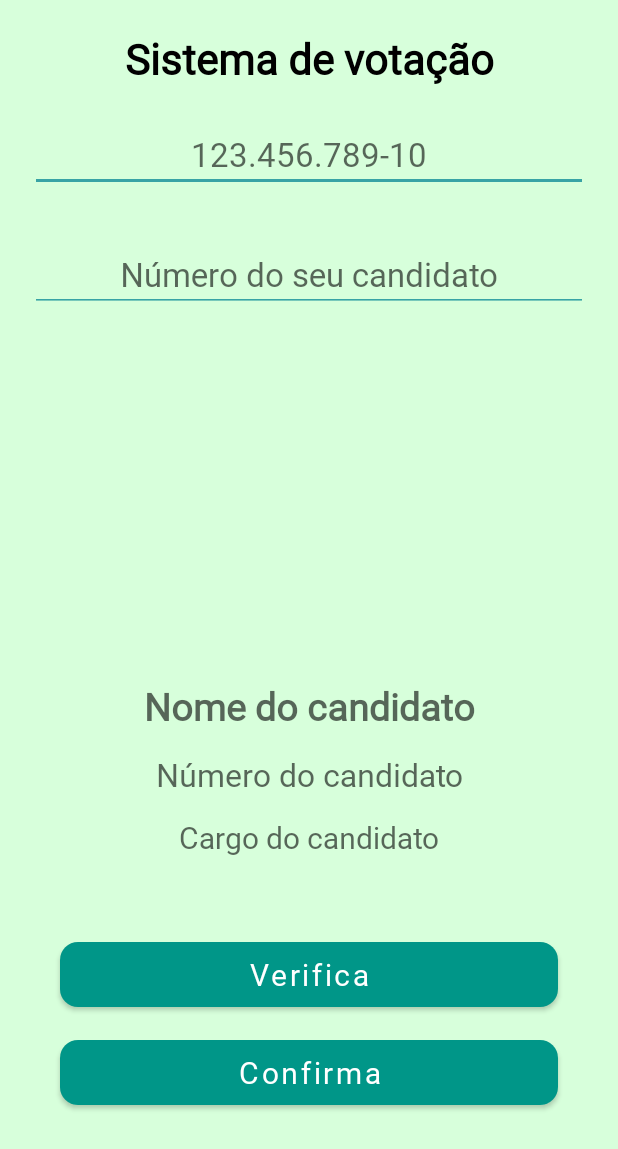
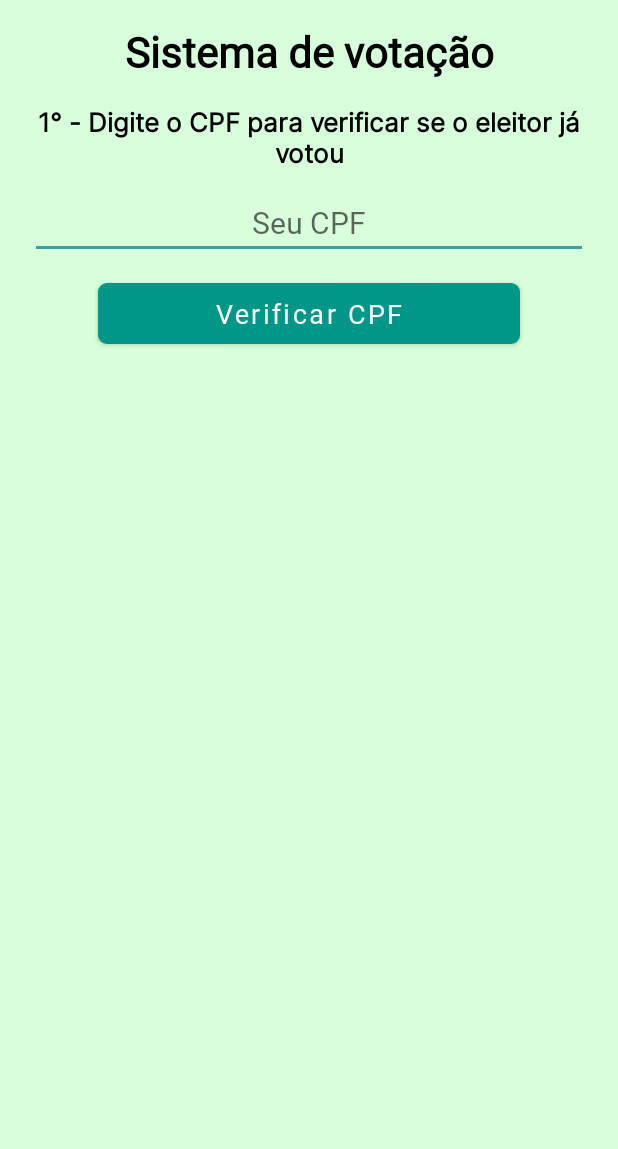
Before and after one commit to theobarretosilva/UrnaEletronica, an Android app: the screen it shows after launch (MainActivity), on a phone screen of 412 x 824 dp. Shown: the top 1149 px of the screen. Run offline under Robolectric (Android 15) with nearby library versions, the phone set to English and light mode, and no system bars; our stand-ins replace Firebase (no records; nobody signed in at launch, a user with empty details on screens opened directly); libraries missing offline, so code that uses them is left out: org.checkerframework.checker.

Commit message:
quase pronto

```diff
--- a/app/build.gradle
+++ b/app/build.gradle
@@ -35,12 +35,11 @@ dependencies {
     implementation 'androidx.constraintlayout:constraintlayout:2.1.4'
     implementation 'com.google.firebase:firebase-auth:21.0.8'
     implementation 'com.google.firebase:firebase-firestore:24.3.1'
+    implementation 'com.google.firebase:firebase-database:20.1.0'
     testImplementation 'junit:junit:4.+'
     androidTestImplementation 'androidx.test.ext:junit:1.1.3'
     androidTestImplementation 'androidx.test.espresso:espresso-core:3.4.0'
 
     implementation platform('com.google.firebase:firebase-bom:30.4.1')
     implementation 'com.google.firebase:firebase-analytics'
-
-    implementation 'com.github.santalu:maskara:1.0.0'
 }
--- a/app/src/main/res/layout/activity_main.xml
+++ b/app/src/main/res/layout/activity_main.xml
@@ -12,26 +12,26 @@
         android:layout_width="0dp"
         android:layout_height="wrap_content"
         android:layout_marginStart="20dp"
-        android:layout_marginTop="20dp"
+        android:layout_marginTop="10dp"
         android:layout_marginEnd="20dp"
+        android:backgroundTint="#38A3A5"
         android:ems="10"
-        android:hint="123.456.789-10"
+        android:hint="Seu CPF"
         android:inputType="number"
         android:textAlignment="center"
-        android:textSize="22sp"
         android:textColor="#000000"
-        android:backgroundTint="#38A3A5"
+        android:textSize="20sp"
         app:fontFamily="@font/arbutus_slab"
         app:layout_constraintEnd_toEndOf="parent"
         app:layout_constraintHorizontal_bias="0.0"
         app:layout_constraintStart_toStartOf="parent"
-        app:layout_constraintTop_toBottomOf="@+id/textView" />
+        app:layout_constraintTop_toBottomOf="@+id/textView2" />
 
     <TextView
         android:id="@+id/textView"
         android:layout_width="wrap_content"
         android:layout_height="wrap_content"
-        android:layout_marginTop="20dp"
+        android:layout_marginTop="15dp"
         android:text="Sistema de votação"
         android:textColor="#000000"
         android:textSize="28sp"
@@ -46,41 +46,45 @@
         android:layout_width="0dp"
         android:layout_height="wrap_content"
         android:layout_marginStart="20dp"
-        android:layout_marginTop="30dp"
+        android:layout_marginTop="10dp"
         android:layout_marginEnd="20dp"
+        android:backgroundTint="#38A3A5"
         android:ems="10"
+        android:hint="Número do seu candidato"
         android:inputType="number"
-        android:hint="Número do seu candidato"
         android:textAlignment="center"
+        android:textColor="#000000"
         android:textSize="22sp"
-        android:textColor="#000000"
-        android:backgroundTint="#38A3A5"
+        android:visibility="invisible"
         app:fontFamily="@font/arbutus_slab"
         app:layout_constraintEnd_toEndOf="parent"
+        app:layout_constraintHorizontal_bias="1.0"
         app:layout_constraintStart_toStartOf="parent"
-        app:layout_constraintTop_toBottomOf="@+id/cpfEleitor" />
+        app:layout_constraintTop_toBottomOf="@+id/passo2" />
 
     <ImageView
         android:id="@+id/imgCandidato"
         android:layout_width="200dp"
         android:layout_height="200dp"
-        android:layout_marginTop="30dp"
+        android:layout_marginTop="20dp"
+        android:visibility="invisible"
         app:layout_constraintEnd_toEndOf="parent"
         app:layout_constraintStart_toStartOf="parent"
-        app:layout_constraintTop_toBottomOf="@+id/numeroCandidato"
+        app:layout_constraintTop_toBottomOf="@+id/verificarCnadidato"
         tools:srcCompat="@tools:sample/avatars" />
 
     <TextView
         android:id="@+id/nomeCandidato"
         android:layout_width="wrap_content"
         android:layout_height="wrap_content"
-        android:layout_marginTop="15dp"
+        android:layout_marginTop="10dp"
+        android:gravity="center"
         android:hint="Nome do candidato"
+        android:textAlignment="center"
         android:textColor="#22577A"
         android:textSize="25sp"
         android:textStyle="bold"
-        android:textAlignment="center"
-        android:gravity="center"
+        android:visibility="invisible"
         app:fontFamily="@font/arbutus_slab"
         app:layout_constraintEnd_toEndOf="parent"
         app:layout_constraintStart_toStartOf="parent"
@@ -90,53 +94,54 @@
         android:id="@+id/verifica"
         android:layout_width="0dp"
         android:layout_height="wrap_content"
-        android:layout_marginStart="40dp"
-        android:layout_marginTop="50dp"
-        android:layout_marginEnd="40dp"
+        android:layout_marginStart="65dp"
+        android:layout_marginTop="10dp"
+        android:layout_marginEnd="65dp"
+        android:onClick="verificaCPF"
         android:paddingTop="8dp"
         android:paddingBottom="8dp"
-        android:text="Verifica"
+        android:text="Verificar CPF"
         android:textAllCaps="false"
-        android:textSize="20sp"
-        android:onClick="verifica"
+        android:textSize="18sp"
         app:backgroundTint="#009688"
-        app:cornerRadius="12dp"
+        app:cornerRadius="6dp"
         app:fontFamily="@font/arbutus_slab"
         app:layout_constraintEnd_toEndOf="parent"
-        app:layout_constraintHorizontal_bias="0.0"
         app:layout_constraintStart_toStartOf="parent"
-        app:layout_constraintTop_toBottomOf="@+id/cargoCandidato" />
+        app:layout_constraintTop_toBottomOf="@+id/cpfEleitor" />
 
     <Button
-        android:id="@+id/button2"
+        android:id="@+id/verificarCnadidato"
         android:layout_width="0dp"
         android:layout_height="wrap_content"
         android:layout_marginStart="40dp"
         android:layout_marginTop="10dp"
         android:layout_marginEnd="40dp"
-        android:onClick="confirma"
+        android:onClick="verificaCandidato"
         android:paddingTop="8dp"
         android:paddingBottom="8dp"
-        android:text="Confirma"
+        android:text="Verificar candidato"
         android:textAllCaps="false"
         android:textSize="20sp"
+        android:visibility="invisible"
         app:backgroundTint="#009688"
         app:cornerRadius="12dp"
         app:fontFamily="@font/arbutus_slab"
         app:layout_constraintEnd_toEndOf="parent"
         app:layout_constraintStart_toStartOf="parent"
-        app:layout_constraintTop_toBottomOf="@+id/verifica" />
+        app:layout_constraintTop_toBottomOf="@+id/numeroCandidato" />
 
     <TextView
         android:id="@+id/nCandidato"
         android:layout_width="wrap_content"
         android:layout_height="wrap_content"
-        android:layout_marginTop="14dp"
+        android:layout_marginTop="10dp"
+        android:gravity="center"
         android:hint="Número do candidato"
+        android:textAlignment="center"
+        android:textColor="#000000"
         android:textSize="21sp"
-        android:textAlignment="center"
-        android:gravity="center"
-        android:textColor="#000000"
+        android:visibility="invisible"
         app:fontFamily="@font/arbutus_slab"
         app:layout_constraintEnd_toEndOf="parent"
         app:layout_constraintStart_toStartOf="parent"
@@ -146,14 +151,69 @@
         android:id="@+id/cargoCandidato"
         android:layout_width="wrap_content"
         android:layout_height="wrap_content"
-        android:layout_marginTop="14dp"
+        android:layout_marginTop="10dp"
+        android:gravity="center"
         android:hint="Cargo do candidato"
+        android:textAlignment="center"
+        android:textColor="#000000"
         android:textSize="20sp"
-        android:textAlignment="center"
-        android:gravity="center"
-        android:textColor="#000000"
+        android:visibility="invisible"
         app:fontFamily="@font/arbutus_slab"
         app:layout_constraintEnd_toEndOf="parent"
         app:layout_constraintStart_toStartOf="parent"
         app:layout_constraintTop_toBottomOf="@+id/nCandidato" />
+
+    <TextView
+        android:id="@+id/textView2"
+        android:layout_width="0dp"
+        android:layout_height="wrap_content"
+        android:layout_marginStart="15dp"
+        android:layout_marginTop="15dp"
+        android:layout_marginEnd="15dp"
+        android:gravity="center"
+        android:text="1° - Digite o CPF para verificar se o eleitor já votou"
+        android:textColor="#000000"
+        android:textSize="17sp"
+        android:textStyle="bold"
+        app:fontFamily="@font/inter"
+        app:layout_constraintEnd_toEndOf="parent"
+        app:layout_constraintStart_toStartOf="parent"
+        app:layout_constraintTop_toBottomOf="@+id/textView" />
+
+    <TextView
+        android:id="@+id/passo2"
+        android:layout_width="wrap_content"
+        android:layout_height="wrap_content"
+        android:layout_marginTop="15dp"
+        android:text="2° - Digite o número do seu candidato"
+        android:textColor="#000000"
+        android:textSize="17sp"
+        android:visibility="invisible"
+        android:textStyle="bold"
+        app:fontFamily="@font/inter"
+        app:layout_constraintEnd_toEndOf="parent"
+        app:layout_constraintStart_toStartOf="parent"
+        app:layout_constraintTop_toBottomOf="@+id/verifica" />
+
+    <Button
+        android:id="@+id/votar"
+        android:layout_width="0dp"
+        android:layout_height="wrap_content"
+        android:layout_marginStart="55dp"
+        android:layout_marginEnd="55dp"
+        android:paddingTop="8dp"
+        android:paddingBottom="8dp"
+        android:text="Votar!"
+        android:textAllCaps="false"
+        android:textSize="18sp"
+        android:textStyle="bold"
+        android:visibility="invisible"
+        android:onClick="votar"
+        app:backgroundTint="#009688"
+        app:cornerRadius="6dp"
+        app:fontFamily="@font/arbutus_slab"
+        app:layout_constraintBottom_toBottomOf="parent"
+        app:layout_constraintEnd_toEndOf="parent"
+        app:layout_constraintStart_toStartOf="parent"
+        app:layout_constraintTop_toBottomOf="@+id/cargoCandidato" />
 </androidx.constraintlayout.widget.ConstraintLayout>
--- a/build.gradle
+++ b/build.gradle
@@ -7,7 +7,7 @@ buildscript {
     }
     dependencies {
         classpath "com.android.tools.build:gradle:7.0.4"
-        classpath 'com.google.gms:google-services:4.3.13'
+        classpath 'com.google.gms:google-services:4.3.14'
         // NOTE: Do not place your application dependencies here; they belong
         // in the individual module build.gradle files
     }
```
Also changed, not shown: app/src/main/java/com/example/urna/MainActivity.java (+98 -26 lines), app/src/main/res/font/inter.ttf (added), 1 other file.
